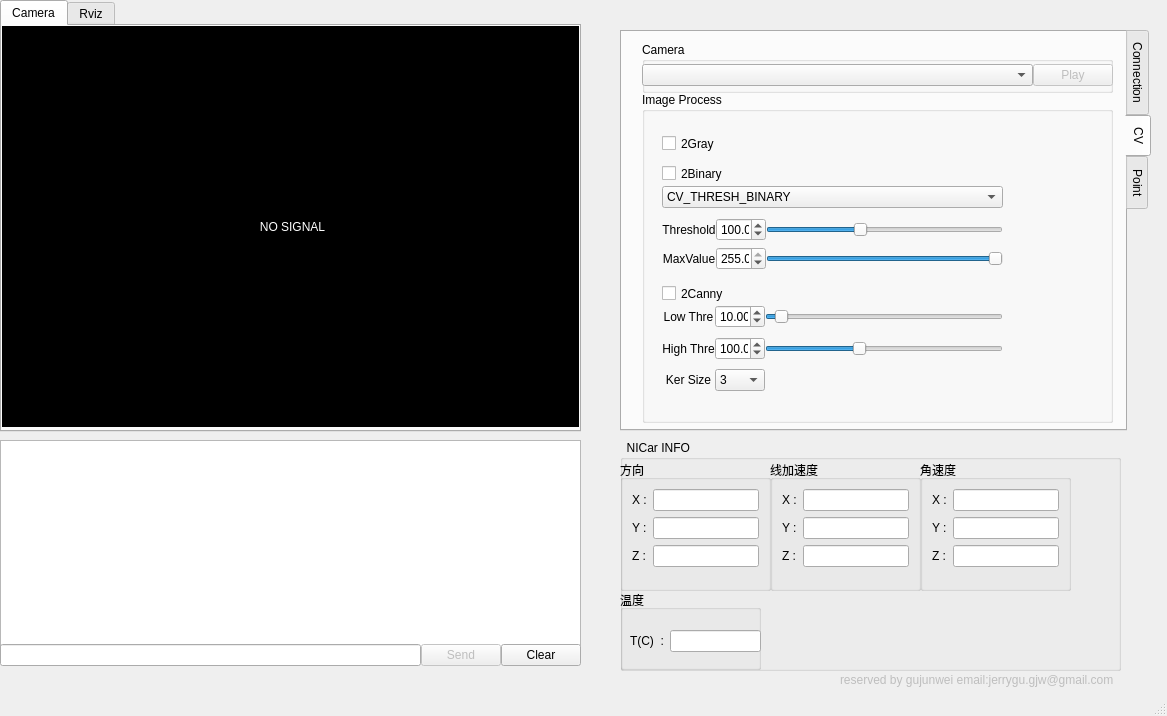
First picture: the form in ui/mainWindow.ui, repository DoiryCool/Qt5-Ros-NICar, before the edit.
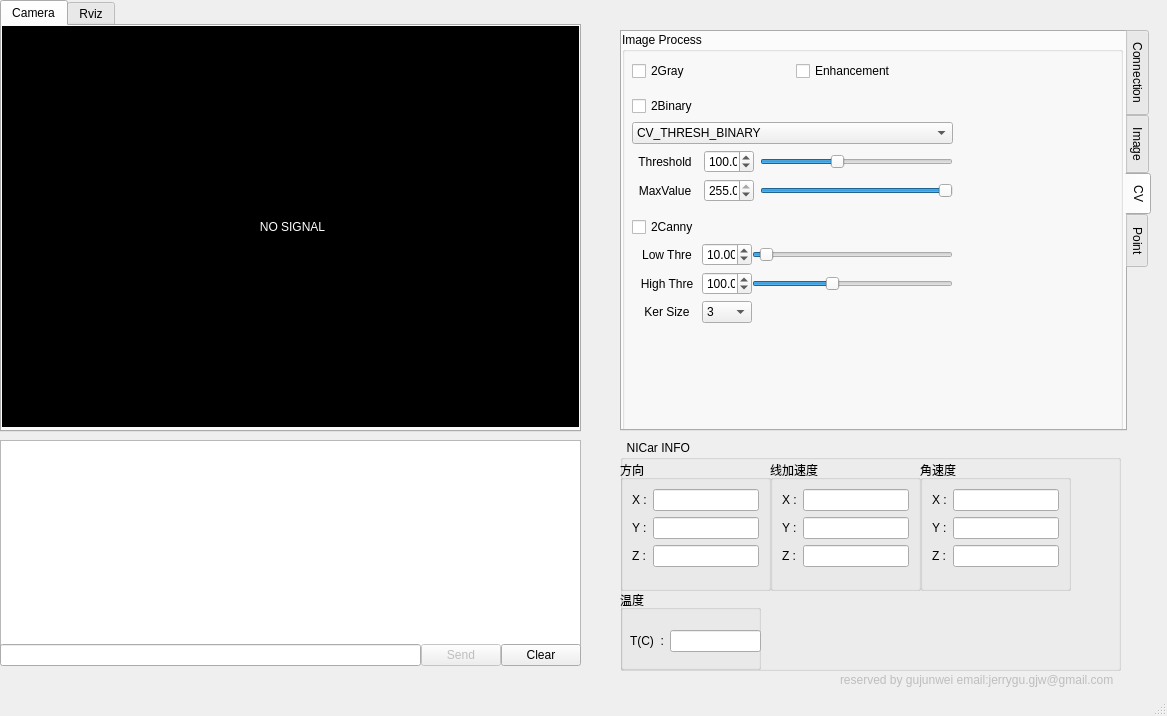
Second picture: the form after the edit. The open tabs and pages were chosen to show the change.

Commit message: add image enhance

What changed in the file:
```diff
--- a/ui/mainWindow.ui
+++ b/ui/mainWindow.ui
@@ -445,29 +445,29 @@
       </layout>
      </widget>
     </widget>
-    <widget class="QWidget" name="tab_cv">
+    <widget class="QWidget" name="tab_image">
      <attribute name="title">
-      <string>CV</string>
+      <string>Image</string>
      </attribute>
      <widget class="QGroupBox" name="groupBox_5">
       <property name="geometry">
        <rect>
-        <x>20</x>
-        <y>10</y>
-        <width>471</width>
+        <x>10</x>
+        <y>0</y>
+        <width>481</width>
         <height>51</height>
        </rect>
       </property>
       <property name="title">
        <string>Camera</string>
       </property>
-      <widget class="QWidget" name="layoutWidget">
+      <widget class="QWidget" name="layoutWidget_2">
        <property name="geometry">
         <rect>
          <x>0</x>
          <y>20</y>
-         <width>471</width>
-         <height>27</height>
+         <width>481</width>
+         <height>31</height>
         </rect>
        </property>
        <layout class="QHBoxLayout" name="horizontalLayout_5">
@@ -476,6 +476,12 @@
         </property>
         <item>
          <widget class="QComboBox" name="comba_imageTopics">
+          <property name="sizePolicy">
+           <sizepolicy hsizetype="Preferred" vsizetype="Preferred">
+            <horstretch>0</horstretch>
+            <verstretch>0</verstretch>
+           </sizepolicy>
+          </property>
           <property name="currentText">
            <string/>
           </property>
@@ -490,7 +496,7 @@
            <bool>false</bool>
           </property>
           <property name="sizePolicy">
-           <sizepolicy hsizetype="Fixed" vsizetype="Fixed">
+           <sizepolicy hsizetype="Fixed" vsizetype="Preferred">
             <horstretch>0</horstretch>
             <verstretch>0</verstretch>
            </sizepolicy>
@@ -503,55 +509,139 @@
        </layout>
       </widget>
      </widget>
-     <widget class="QGroupBox" name="gb_imagePro">
+     <widget class="QWidget" name="layoutWidget_3">
       <property name="geometry">
        <rect>
-        <x>20</x>
+        <x>10</x>
         <y>60</y>
-        <width>471</width>
-        <height>331</height>
+        <width>481</width>
+        <height>31</height>
+       </rect>
+      </property>
+      <layout class="QHBoxLayout" name="horizontalLayout_8">
+       <property name="spacing">
+        <number>0</number>
+       </property>
+       <item>
+        <widget class="QLineEdit" name="li_saveNameRule">
+         <property name="sizePolicy">
+          <sizepolicy hsizetype="Fixed" vsizetype="Preferred">
+           <horstretch>0</horstretch>
+           <verstretch>0</verstretch>
+          </sizepolicy>
+         </property>
+         <property name="placeholderText">
+          <string>Pic Name Rule</string>
+         </property>
+        </widget>
+       </item>
+       <item>
+        <widget class="QPushButton" name="bt_setSaveNameRule">
+         <property name="enabled">
+          <bool>true</bool>
+         </property>
+         <property name="sizePolicy">
+          <sizepolicy hsizetype="Fixed" vsizetype="Expanding">
+           <horstretch>0</horstretch>
+           <verstretch>0</verstretch>
+          </sizepolicy>
+         </property>
+         <property name="text">
+          <string>Set</string>
+         </property>
+        </widget>
+       </item>
+       <item>
+        <widget class="QTextBrowser" name="tb_chooseSaveDir">
+         <property name="enabled">
+          <bool>true</bool>
+         </property>
+         <property name="sizePolicy">
+          <sizepolicy hsizetype="Expanding" vsizetype="Fixed">
+           <horstretch>0</horstretch>
+           <verstretch>0</verstretch>
+          </sizepolicy>
+         </property>
+         <property name="html">
+          <string>&lt;!DOCTYPE HTML PUBLIC &quot;-//W3C//DTD HTML 4.0//EN&quot; &quot;http://www.w3.org/TR/REC-html40/strict.dtd&quot;&gt;
+&lt;html&gt;&lt;head&gt;&lt;meta name=&quot;qrichtext&quot; content=&quot;1&quot; /&gt;&lt;style type=&quot;text/css&quot;&gt;
+p, li { white-space: pre-wrap; }
+&lt;/style&gt;&lt;/head&gt;&lt;body style=&quot; font-family:'Ubuntu'; font-size:11pt; font-weight:400; font-style:normal;&quot;&gt;
+&lt;p style=&quot;-qt-paragraph-type:empty; margin-top:0px; margin-bottom:0px; margin-left:0px; margin-right:0px; -qt-block-indent:0; text-indent:0px;&quot;&gt;&lt;br /&gt;&lt;/p&gt;&lt;/body&gt;&lt;/html&gt;</string>
+         </property>
+         <property name="placeholderText">
+          <string>Choose save dir</string>
+         </property>
+        </widget>
+       </item>
+       <item>
+        <widget class="QPushButton" name="bt_chooseSaveDir">
+         <property name="enabled">
+          <bool>true</bool>
+         </property>
+         <property name="sizePolicy">
+          <sizepolicy hsizetype="Fixed" vsizetype="Expanding">
+           <horstretch>0</horstretch>
+           <verstretch>0</verstretch>
+          </sizepolicy>
+         </property>
+         <property name="text">
+          <string>Choose Dir</string>
+         </property>
+        </widget>
+       </item>
+      </layout>
+     </widget>
+    </widget>
+    <widget class="QWidget" name="tab_cv">
+     <attribute name="title">
+      <string>CV</string>
+     </attribute>
+     <widget class="QGroupBox" name="gb_imagePro">
+      <property name="geometry">
+       <rect>
+        <x>0</x>
+        <y>0</y>
+        <width>501</width>
+        <height>401</height>
        </rect>
       </property>
       <property name="title">
        <string>Image Process</string>
       </property>
+      <widget class="QWidget" name="layoutWidget">
+       <property name="geometry">
+        <rect>
+         <x>10</x>
+         <y>20</y>
+         <width>321</width>
+         <height>283</height>
+        </rect>
+       </property>
+       <layout class="QVBoxLayout" name="verticalLayout_5">
+        <item>
+         <layout class="QHBoxLayout" name="horizontalLayout_9">
+          <item>
       <widget class="QCheckBox" name="cb_2gray">
-       <property name="geometry">
-        <rect>
-         <x>20</x>
-         <y>40</y>
-         <width>92</width>
-         <height>23</height>
-        </rect>
-       </property>
        <property name="text">
         <string>2Gray</string>
        </property>
       </widget>
-      <widget class="QCheckBox" name="cb_2binary">
-       <property name="geometry">
-        <rect>
-         <x>20</x>
-         <y>70</y>
-         <width>92</width>
-         <height>23</height>
-        </rect>
-       </property>
+          </item>
+          <item>
+           <widget class="QCheckBox" name="cb_enhancement">
        <property name="text">
-        <string>2Binary</string>
-       </property>
-      </widget>
-      <widget class="QWidget" name="layoutWidget">
-       <property name="geometry">
-        <rect>
-         <x>20</x>
-         <y>90</y>
-         <width>341</width>
-         <height>93</height>
-        </rect>
-       </property>
+             <string>Enhancement</string>
+            </property>
+           </widget>
+          </item>
+         </layout>
+        </item>
+        <item>
        <layout class="QVBoxLayout" name="verticalLayout_3">
         <item>
+           <layout class="QGridLayout" name="gridLayout">
+            <item row="1" column="0" colspan="3">
          <widget class="QComboBox" name="comba_2binary_type">
           <property name="currentText">
            <string>CV_THRESH_BINARY</string>
@@ -591,31 +681,7 @@
           </item>
          </widget>
         </item>
-        <item>
-         <layout class="QGridLayout" name="gridLayout">
-          <property name="horizontalSpacing">
-           <number>0</number>
-          </property>
-          <item row="2" column="2">
-           <widget class="QSlider" name="hs_2binary_maxval">
-            <property name="sizePolicy">
-             <sizepolicy hsizetype="Expanding" vsizetype="Fixed">
-              <horstretch>0</horstretch>
-              <verstretch>0</verstretch>
-             </sizepolicy>
-            </property>
-            <property name="maximum">
-             <number>255</number>
-            </property>
-            <property name="value">
-             <number>255</number>
-            </property>
-            <property name="orientation">
-             <enum>Qt::Horizontal</enum>
-            </property>
-           </widget>
-          </item>
-          <item row="1" column="0">
+            <item row="2" column="0">
            <widget class="QLabel" name="lb_2binary_threshold">
             <property name="sizePolicy">
              <sizepolicy hsizetype="Maximum" vsizetype="Preferred">
@@ -637,7 +703,54 @@
             </property>
            </widget>
           </item>
-          <item row="2" column="0">
+            <item row="2" column="1">
+             <widget class="QDoubleSpinBox" name="sb_2binary_threshold">
+              <property name="minimumSize">
+               <size>
+                <width>50</width>
+                <height>0</height>
+               </size>
+              </property>
+              <property name="maximumSize">
+               <size>
+                <width>50</width>
+                <height>16777215</height>
+               </size>
+              </property>
+              <property name="decimals">
+               <number>2</number>
+              </property>
+              <property name="minimum">
+               <double>0.000000000000000</double>
+              </property>
+              <property name="maximum">
+               <double>255.000000000000000</double>
+              </property>
+              <property name="value">
+               <double>100.000000000000000</double>
+              </property>
+             </widget>
+            </item>
+            <item row="2" column="2">
+             <widget class="QSlider" name="hs_2binary_threshold">
+              <property name="sizePolicy">
+               <sizepolicy hsizetype="Expanding" vsizetype="Fixed">
+                <horstretch>0</horstretch>
+                <verstretch>0</verstretch>
+               </sizepolicy>
+              </property>
+              <property name="maximum">
+               <number>255</number>
+              </property>
+              <property name="value">
+               <number>100</number>
+              </property>
+              <property name="orientation">
+               <enum>Qt::Horizontal</enum>
+              </property>
+             </widget>
+            </item>
+            <item row="3" column="0">
            <widget class="QLabel" name="lb_2binary_maxval">
             <property name="sizePolicy">
              <sizepolicy hsizetype="Fixed" vsizetype="Preferred">
@@ -659,54 +772,7 @@
             </property>
            </widget>
           </item>
-          <item row="1" column="2">
-           <widget class="QSlider" name="hs_2binary_threshold">
-            <property name="sizePolicy">
-             <sizepolicy hsizetype="Expanding" vsizetype="Fixed">
-              <horstretch>0</horstretch>
-              <verstretch>0</verstretch>
-             </sizepolicy>
-            </property>
-            <property name="maximum">
-             <number>255</number>
-            </property>
-            <property name="value">
-             <number>100</number>
-            </property>
-            <property name="orientation">
-             <enum>Qt::Horizontal</enum>
-            </property>
-           </widget>
-          </item>
-          <item row="1" column="1">
-           <widget class="QDoubleSpinBox" name="sb_2binary_threshold">
-            <property name="minimumSize">
-             <size>
-              <width>40</width>
-              <height>0</height>
-             </size>
-            </property>
-            <property name="maximumSize">
-             <size>
-              <width>50</width>
-              <height>16777215</height>
-             </size>
-            </property>
-            <property name="decimals">
-             <number>2</number>
-            </property>
-            <property name="minimum">
-             <double>0.000000000000000</double>
-            </property>
-            <property name="maximum">
-             <double>255.000000000000000</double>
-            </property>
-            <property name="value">
-             <double>100.000000000000000</double>
-            </property>
-           </widget>
-          </item>
-          <item row="2" column="1">
+            <item row="3" column="1">
            <widget class="QDoubleSpinBox" name="sb_2binary_maxval">
             <property name="maximumSize">
              <size>
@@ -722,19 +788,46 @@
             </property>
            </widget>
           </item>
+            <item row="3" column="2">
+             <widget class="QSlider" name="hs_2binary_maxval">
+              <property name="sizePolicy">
+               <sizepolicy hsizetype="Expanding" vsizetype="Fixed">
+                <horstretch>0</horstretch>
+                <verstretch>0</verstretch>
+               </sizepolicy>
+              </property>
+              <property name="maximum">
+               <number>255</number>
+              </property>
+              <property name="value">
+               <number>255</number>
+              </property>
+              <property name="orientation">
+               <enum>Qt::Horizontal</enum>
+              </property>
+             </widget>
+            </item>
+            <item row="0" column="0">
+             <widget class="QCheckBox" name="cb_2binary">
+              <property name="text">
+               <string>2Binary</string>
+              </property>
+             </widget>
+            </item>
          </layout>
         </item>
        </layout>
-      </widget>
-      <widget class="QWidget" name="layoutWidget">
-       <property name="geometry">
-        <rect>
-         <x>20</x>
-         <y>210</y>
-         <width>341</width>
-         <height>92</height>
-        </rect>
-       </property>
+        </item>
+        <item>
+         <layout class="QVBoxLayout" name="verticalLayout_4">
+          <item>
+           <widget class="QCheckBox" name="cb_2canny">
+            <property name="text">
+             <string>2Canny</string>
+            </property>
+           </widget>
+          </item>
+          <item>
        <layout class="QGridLayout" name="gridLayout_2">
         <property name="horizontalSpacing">
          <number>0</number>
@@ -747,6 +840,12 @@
             <verstretch>0</verstretch>
            </sizepolicy>
           </property>
+              <property name="minimumSize">
+               <size>
+                <width>70</width>
+                <height>0</height>
+               </size>
+              </property>
           <property name="maximumSize">
            <size>
             <width>70</width>
@@ -769,6 +868,12 @@
             <verstretch>0</verstretch>
            </sizepolicy>
           </property>
+              <property name="minimumSize">
+               <size>
+                <width>70</width>
+                <height>0</height>
+               </size>
+              </property>
           <property name="maximumSize">
            <size>
             <width>70</width>
@@ -806,7 +911,7 @@
          <widget class="QDoubleSpinBox" name="sb_2canny_ht">
           <property name="minimumSize">
            <size>
-            <width>40</width>
+                <width>50</width>
             <height>0</height>
            </size>
           </property>
@@ -856,7 +961,7 @@
          <widget class="QDoubleSpinBox" name="sb_2canny_lt">
           <property name="minimumSize">
            <size>
-            <width>40</width>
+                <width>50</width>
             <height>0</height>
            </size>
           </property>
@@ -907,6 +1012,12 @@
             <verstretch>0</verstretch>
            </sizepolicy>
           </property>
+              <property name="minimumSize">
+               <size>
+                <width>50</width>
+                <height>0</height>
+               </size>
+              </property>
           <property name="maximumSize">
            <size>
             <width>50</width>
@@ -937,19 +1048,10 @@
          </widget>
         </item>
        </layout>
-      </widget>
-      <widget class="QCheckBox" name="cb_2canny">
-       <property name="geometry">
-        <rect>
-         <x>20</x>
-         <y>190</y>
-         <width>92</width>
-         <height>23</height>
-        </rect>
-       </property>
-       <property name="text">
-        <string>2Canny</string>
-       </property>
+          </item>
+         </layout>
+        </item>
+       </layout>
       </widget>
      </widget>
     </widget>
@@ -1242,6 +1344,28 @@
      <string notr="true">reserved by gujunwei email:jerrygu.gjw@gmail.com</string>
     </property>
    </widget>
+   <widget class="QWidget" name="">
+    <property name="geometry">
+     <rect>
+      <x>0</x>
+      <y>0</y>
+      <width>2</width>
+      <height>2</height>
+     </rect>
+    </property>
+    <layout class="QVBoxLayout" name="verticalLayout_6"/>
+   </widget>
+   <widget class="QWidget" name="">
+    <property name="geometry">
+     <rect>
+      <x>0</x>
+      <y>0</y>
+      <width>2</width>
+      <height>2</height>
+     </rect>
+    </property>
+    <layout class="QVBoxLayout" name="verticalLayout_7"/>
+   </widget>
   </widget>
   <widget class="QMenuBar" name="menubar">
    <property name="geometry">
```
Left out of the diff: 4 changed lines with no effect on the pictures. Lines whose indentation alone changed are shown as unchanged. The commit also changes 6 other files.
